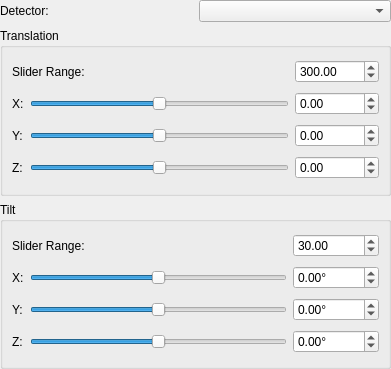
First picture: the form in hexrd/ui/resources/ui/calibration_slider_widget.ui, repository HEXRD/hexrdgui, before the edit.
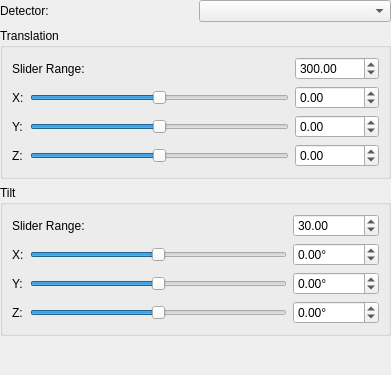
Second picture: the form after the edit.

Commit message:
Add vertical spacer to bottom of slider view
This pushes the widgets closer together to reduce the amount
of vertical mouse movement required.

What changed in the file:
```diff
--- a/hexrd/ui/resources/ui/calibration_slider_widget.ui
+++ b/hexrd/ui/resources/ui/calibration_slider_widget.ui
@@ -7,7 +7,7 @@
     <x>0</x>
     <y>0</y>
     <width>391</width>
-    <height>369</height>
+    <height>375</height>
    </rect>
   </property>
   <layout class="QGridLayout" name="gridLayout">
@@ -322,6 +322,19 @@
    <item row="0" column="1">
     <widget class="QComboBox" name="detector"/>
    </item>
+   <item row="3" column="0" colspan="2">
+    <spacer name="verticalSpacer">
+     <property name="orientation">
+      <enum>Qt::Vertical</enum>
+     </property>
+     <property name="sizeHint" stdset="0">
+      <size>
+       <width>20</width>
+       <height>40</height>
+      </size>
+     </property>
+    </spacer>
+   </item>
   </layout>
  </widget>
  <tabstops>
```
